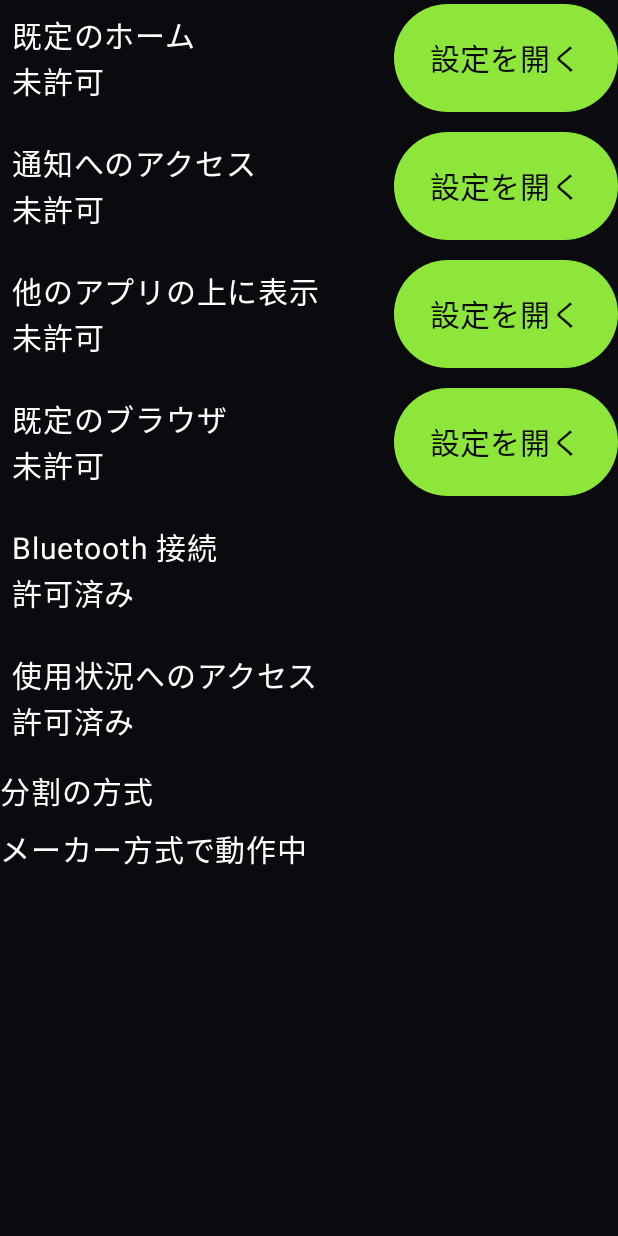
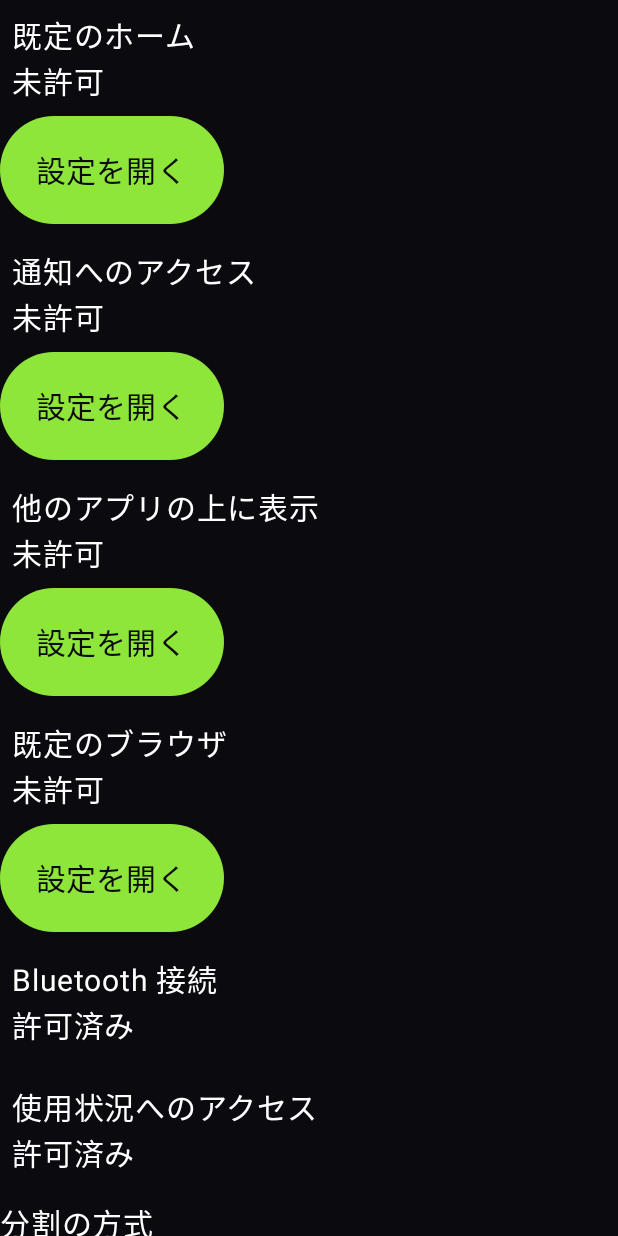
Before and after one commit to munder-sa/YLuncher, an Android app built with Jetpack Compose: the composable AppPermissionsScreen shown on its own in the app's theme, on a phone screen of 412 x 824 dp. Run offline under Robolectric (Android 15) with nearby library versions, the phone set to English and light mode, and no system bars; pictures from the network do not load.

Commit message:
feat(ui): 起動画面・ブラウザの上のバー・設定・アプリ一覧も狭い幅で崩れないようにする(Task 050)
Co-Authored-By: Claude Opus 5.5 <noreply@anthropic.com>
Claude-Session: https://claude.ai/code/session_01MFkAGtNZxUz7c7WRYytmVd

```diff
--- a/app/src/main/java/com/gt8d/launcher/settings/PermissionsScreen.kt
+++ b/app/src/main/java/com/gt8d/launcher/settings/PermissionsScreen.kt
@@ -1,6 +1,7 @@
 package com.gt8d.launcher.settings
 
 import android.app.Activity
+import com.gt8d.launcher.ui.layout.OneLineText
 import android.content.Context
 import android.content.ContextWrapper
 import androidx.compose.foundation.background
@@ -70,17 +71,28 @@ fun PermissionsScreen(
     }
     Column(Modifier.fillMaxWidth().background(Palette.Background0), verticalArrangement = Arrangement.spacedBy(8.dp)) {
         permissionItems(currentMode).forEach { item ->
-            Row(Modifier.fillMaxWidth().heightIn(min = Dims.MinTouch)
-                .semantics(mergeDescendants = true) {}.testTag("perm_row_$item"), verticalAlignment = Alignment.CenterVertically) {
-                Column(Modifier.weight(1f).padding(8.dp)) {
-                    PermissionText(item.label)
-                    PermissionText(if (grants[item] == true) "許可済み" else "未許可")
+            BoxWithConstraints(Modifier.fillMaxWidth().heightIn(min = Dims.MinTouch)
+                .semantics(mergeDescendants = true) {}.testTag("perm_row_$item")) {
+                val labels: @Composable (Modifier) -> Unit = { modifier ->
+                    Column(modifier.padding(8.dp)) {
+                        OneLineText(item.label)
+                        OneLineText(if (grants[item] == true) "許可済み" else "未許可")
+                    }
                 }
-                if (grants[item] != true) {
-                    Button(onClick = { opener.open(item) }, modifier = Modifier
-                        .sizeIn(minWidth = Dims.MinTouch, minHeight = Dims.MinTouch).testTag("perm_open_$item")) {
-                        Text("設定を開く", fontSize = Dims.BodyText)
+                val button: @Composable () -> Unit = {
+                    if (grants[item] != true) {
+                        Button(onClick = { opener.open(item) }, modifier = Modifier
+                            .sizeIn(minWidth = Dims.MinTouch, minHeight = Dims.MinTouch).testTag("perm_open_$item")) {
+                            OneLineText("設定を開く", fontSize = Dims.BodyText, color = androidx.compose.material3.LocalContentColor.current)
+                        }
                     }
+                }
+                if (maxWidth <= 516.dp) Column {
+                    labels(Modifier.fillMaxWidth())
+                    button()
+                } else Row(verticalAlignment = Alignment.CenterVertically) {
+                    labels(Modifier.weight(1f))
+                    button()
                 }
             }
         }
@@ -96,7 +108,7 @@ fun PermissionsScreen(
         if (currentMode != SplitMode.Vendor) {
             Button(onClick = { restoreVendor(); refresh() }, modifier = Modifier
                 .sizeIn(minWidth = Dims.MinTouch, minHeight = Dims.MinTouch).testTag("split_restore")) {
-                Text("メーカー方式に戻す", fontSize = Dims.BodyText)
+                OneLineText("メーカー方式に戻す", fontSize = Dims.BodyText, color = androidx.compose.material3.LocalContentColor.current)
             }
         }
     }
--- a/app/src/main/java/com/gt8d/launcher/settings/SafetyRecoveryScreen.kt
+++ b/app/src/main/java/com/gt8d/launcher/settings/SafetyRecoveryScreen.kt
@@ -1,6 +1,7 @@
 package com.gt8d.launcher.settings
 
 import android.content.Context
+import com.gt8d.launcher.ui.layout.OneLineText
 import androidx.compose.foundation.background
 import androidx.compose.foundation.layout.*
 import androidx.compose.foundation.rememberScrollState
@@ -28,10 +29,10 @@ fun SafetyRecoveryScreen(onRecover: () -> Unit, onStock: () -> Unit, modifier: M
         .verticalScroll(rememberScrollState()).padding(16.dp), verticalArrangement = Arrangement.spacedBy(16.dp)) {
         Text("安全のため純正ランチャーを使っています", fontSize = Dims.BodyText, color = MaterialTheme.colorScheme.onBackground)
         Button(onRecover, Modifier.fillMaxWidth().sizeIn(minWidth = Dims.MinTouch, minHeight = Dims.MinTouch).testTag("safety_recover")) {
-            Text("安全モードを解除してホームへ", fontSize = Dims.BodyText)
+            OneLineText("安全モードを解除してホームへ", fontSize = Dims.BodyText, color = androidx.compose.material3.LocalContentColor.current)
         }
         Button(onStock, Modifier.fillMaxWidth().sizeIn(minWidth = Dims.MinTouch, minHeight = Dims.MinTouch).testTag("safety_stock")) {
-            Text("純正ランチャーに戻る", fontSize = Dims.BodyText)
+            OneLineText("純正ランチャーに戻る", fontSize = Dims.BodyText, color = androidx.compose.material3.LocalContentColor.current)
         }
     }
 }
--- a/app/src/main/java/com/gt8d/launcher/settings/SettingsScreen.kt
+++ b/app/src/main/java/com/gt8d/launcher/settings/SettingsScreen.kt
@@ -4,6 +4,7 @@ import android.content.Context
 import android.content.Intent
 import android.provider.Settings
 import androidx.activity.compose.BackHandler
+import com.gt8d.launcher.ui.layout.OneLineText
 import androidx.compose.foundation.background
 import androidx.compose.foundation.layout.*
 import androidx.compose.foundation.rememberScrollState
@@ -95,7 +96,7 @@ fun SettingsHost(
     Column(modifier.fillMaxSize().background(Palette.Background0).padding(12.dp)) {
         Row(verticalAlignment = Alignment.CenterVertically, modifier = Modifier.fillMaxWidth()) {
             SettingsButton("戻る", "settings_back", onClick = back)
-            Text(
+            OneLineText(
                 when (nav.current) {
                     SettingsRoute.Root -> "設定"
                     is SettingsRoute.SetEdit -> "画面セットの編集"
@@ -185,7 +186,7 @@ private fun SettingsButton(
     Button(onClick, modifier.padding(vertical = 4.dp).sizeIn(minWidth = Dims.MinTouch, minHeight = Dims.MinTouch).testTag(tag),
         enabled = enabled) {
         Column {
-            Text(title, fontSize = Dims.BodyText)
+            OneLineText(title, fontSize = Dims.BodyText, color = androidx.compose.material3.LocalContentColor.current)
             if (subtitle != null) Text(subtitle, fontSize = Dims.BodyText)
         }
     }
```
Also changed, not shown: app/src/main/java/com/gt8d/launcher/link/BrowserPane.kt (+22 -8 lines), app/src/main/java/com/gt8d/launcher/settings/GestureScreen.kt (+4 -3 lines), app/src/main/java/com/gt8d/launcher/settings/LinkScreen.kt (+4 -3 lines), app/src/main/java/com/gt8d/launcher/settings/ListsScreen.kt (+5 -4 lines), app/src/main/java/com/gt8d/launcher/settings/SetsScreen.kt (+18 -5 lines), app/src/main/java/com/gt8d/launcher/ui/home/BootScreen.kt (+23 -10 lines), 1 other file.
